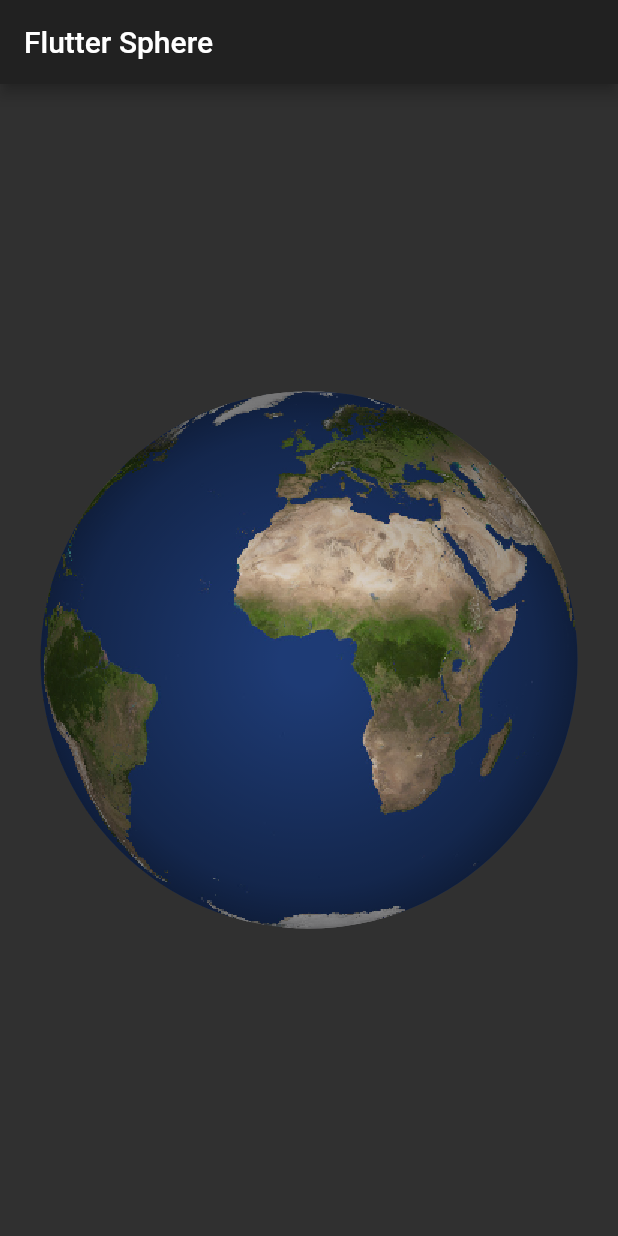
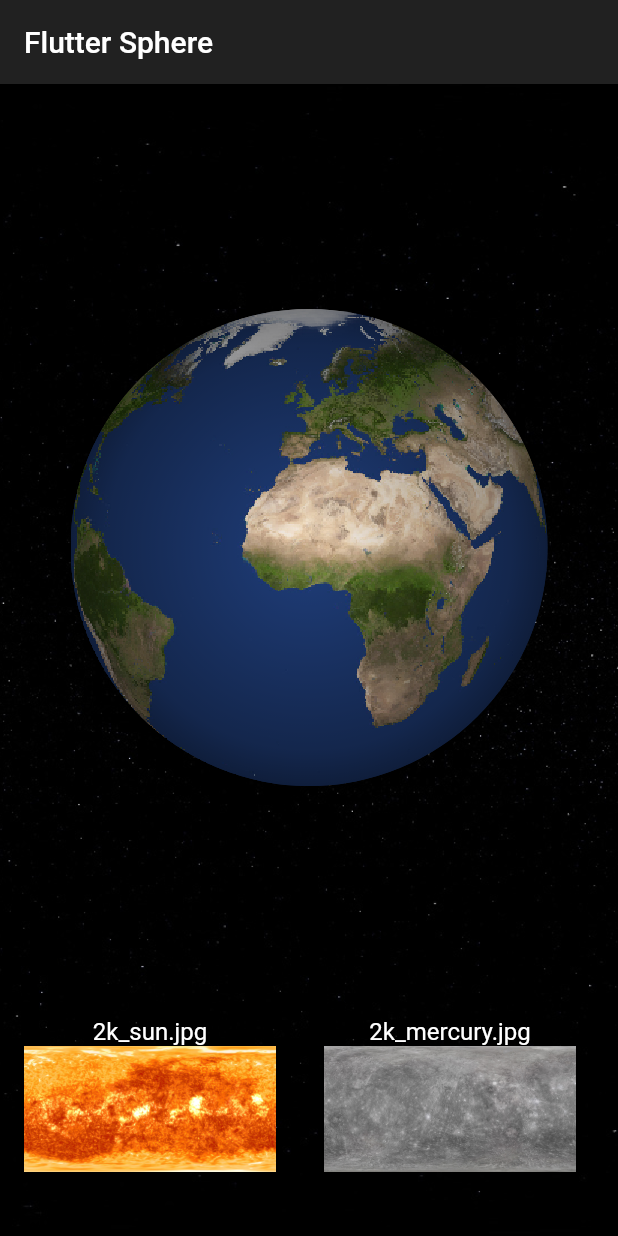
Before and after one commit to zesage/sphere, a Flutter app: the screen it shows after launch, on a phone screen of 412 x 824 dp. Run offline on Flutter 3.47's test engine with Material 2 defaults, Android fonts, the phone set to English and light mode, and no system bars.

Commit message:
update example

```diff
--- a/example/lib/main.dart
+++ b/example/lib/main.dart
@@ -24,8 +24,19 @@ class MyHomePage extends StatefulWidget {
 }
 
 class _MyHomePageState extends State<MyHomePage> {
-  double latitude = 0;
-  double longitude = 0;
+  String surface = '2k_earth_daymap.jpg';
+  final surfaces = [
+    '2k_sun.jpg',
+    '2k_mercury.jpg',
+    '2k_venus_surface.jpg',
+    '2k_earth_daymap.jpg',
+    '2k_moon.jpg',
+    '2k_mars.jpg',
+    '2k_jupiter.jpg',
+    '2k_saturn.jpg',
+    '2k_uranus.jpg',
+    '2k_neptune.jpg',
+  ];
 
   @override
   Widget build(BuildContext context) {
@@ -33,12 +44,49 @@ class _MyHomePageState extends State<MyHomePage> {
       appBar: AppBar(
         title: Text(widget.title),
       ),
-      body: Center(
-        child: Sphere(
-          surface: 'assets/2k_earth_daymap.jpg',
-          radius: 180,
-          latitude: latitude,
-          longitude: longitude,
+      body: Container(
+        decoration: BoxDecoration(
+          image: DecorationImage(
+            image: AssetImage('assets/2k_stars.jpg'),
+            fit: BoxFit.cover,
+          ),
+        ),
+        child: Column(
+          children: <Widget>[
+            Expanded(
+              child: Center(
+                child: Sphere(
+                  key: ValueKey(surface),
+                  surface: 'assets/' + surface,
+                  radius: 160,
+                  latitude: 15,
+                  longitude: 0,
+                ),
+              ),
+            ),
+            Container(
+              height: 150,
+              child: ListView(
+                scrollDirection: Axis.horizontal,
+                itemExtent: 200,
+                children: surfaces.map((item) {
+                  return ListTile(
+                    title: Column(
+                      children: <Widget>[
+                        Text(item),
+                        Image.asset('assets/' + item),
+                      ],
+                    ),
+                    onTap: () {
+                      setState(() {
+                        surface = item;
+                      });
+                    },
+                  );
+                }).toList(),
+              ),
+            ),
+          ],
         ),
       ),
     );
--- a/pubspec.yaml
+++ b/pubspec.yaml
@@ -1,6 +1,6 @@
 name: sphere
 description: A Flutter sphere widget.
-version: 0.0.2
+version: 0.0.3
 author: Zebiao Hu
 homepage: https://github.com/zesage/sphere
 
```
Also changed, not shown: example/pubspec.yaml (+10 -0 lines), example/assets/2k_jupiter.jpg (added), example/assets/2k_mars.jpg (added), example/assets/2k_mercury.jpg (added), example/assets/2k_moon.jpg (added), example/assets/2k_neptune.jpg (added), example/assets/2k_saturn.jpg (added), example/assets/2k_stars.jpg (added), example/assets/2k_sun.jpg (added), example/assets/2k_uranus.jpg (added), example/assets/2k_venus_surface.jpg (added), example/pubspec.lock, 1 other file.
